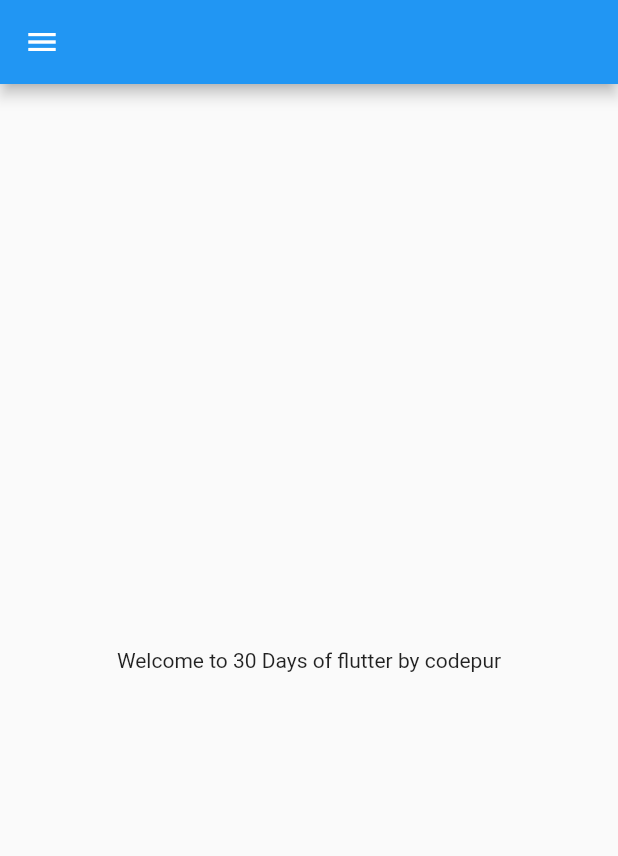
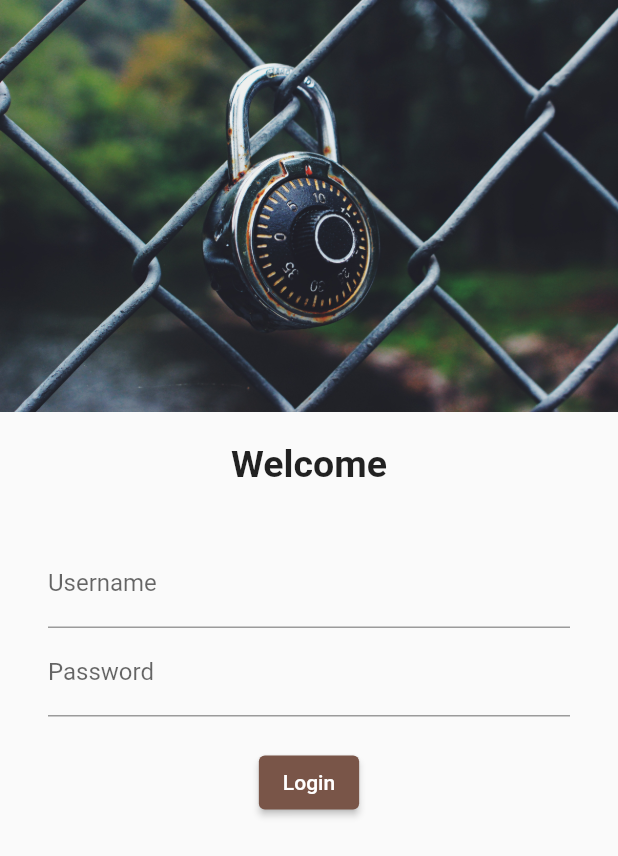
Before and after one commit to muhammad-faizan-aslam/30DaysofFlutter, a Flutter app: the screen it shows after launch, on a phone screen of 412 x 824 dp. Shown: the top 856 px of the screen. Run offline on Flutter 3.47's test engine with Material 2 defaults, Android fonts, the phone set to English and light mode, and no system bars; our stand-ins replace google_fonts; Roboto replaces fonts that are missing (Quando).

Commit message:
Day4 Completed (Image,Textformfield, sizedbox, ElevetedButton)

```diff
--- a/lib/main.dart
+++ b/lib/main.dart
@@ -1,5 +1,7 @@
 import 'package:flutter/material.dart';
-import 'package:flutter_8hour/home_page.dart';
+import 'package:flutter_8hour/pages/home_page.dart';
+import 'package:flutter_8hour/pages/login_page.dart';
+import 'package:google_fonts/google_fonts.dart';
 
 void main() {
   runApp(MyApp());
@@ -21,7 +23,24 @@ class MyApp extends StatelessWidget {
 
 
     return MaterialApp(
-      home: HomePage()
+      // home: HomePage(),
+      themeMode: ThemeMode.light,
+      // themeMode: ThemeMode.dark,
+      theme: ThemeData(
+        primarySwatch: Colors.brown,
+        // fontFamily: GoogleFonts.lato().fontFamily
+        fontFamily: GoogleFonts.quando().fontFamily
+      ),
+      darkTheme: ThemeData(
+        // brightness: Brightness.dark,
+        primarySwatch: Colors.red
+      ),
+      // initialRoute: "/home",
+      routes: {
+        "/":(context)=> LoginPage(),
+        "/home":(context)=> HomePage(),
+        "/login": (context)=> LoginPage()
+      },
     );
   }
 }
--- a/lib/home_page.dart
+++ b/lib/pages/home_page.dart
@@ -9,7 +9,9 @@ class HomePage extends StatelessWidget {
   @override
   Widget build(BuildContext context) {
     return Scaffold(
-        appBar: AppBar(),
+        appBar: AppBar(
+          title: Text("Catalog App"),
+        ),
         body: Center(
           child: Container(
           child: Text("Welcome to $days Days of flutter by $name"),),
--- /dev/null
+++ b/lib/pages/login_page.dart
@@ -0,0 +1,38 @@
+import "package:flutter/material.dart";
+
+class LoginPage extends StatelessWidget {
+  @override
+  Widget build(BuildContext context) {
+    return Scaffold(
+      body: Column(children: [
+        Image.asset("assets/images/login_image.jpg",fit: BoxFit.cover,),
+        SizedBox(height:20),
+        Text("Welcome", style:
+        TextStyle(fontSize: 25,
+                  fontWeight: FontWeight.bold,
+                  ),),
+        SizedBox(height:20),
+        Padding(
+          padding: const EdgeInsets.symmetric(vertical: 16, horizontal: 32),
+          child: Column(children: [
+            TextFormField(
+            decoration : InputDecoration(
+              hintText: "Enter username",
+              labelText: "Username"
+            )
+          ),
+          TextFormField(
+            obscureText: true,
+            decoration : InputDecoration(
+              hintText: "Enter Password",
+              labelText: "Password"
+            )
+          ),
+          SizedBox(height:20),
+          ElevatedButton(onPressed: (){}, child: Text("Login"))
+          ],),
+        )
+      ],)
+    );
+  }
+}
--- a/pubspec.yaml
+++ b/pubspec.yaml
@@ -28,6 +28,7 @@ dependencies:
   # The following adds the Cupertino Icons font to your application.
   # Use with the CupertinoIcons class for iOS style icons.
   cupertino_icons: ^1.0.2
+  google_fonts: ^2.1.0
 
 dev_dependencies:
   flutter_test:
@@ -45,8 +46,8 @@ flutter:
   uses-material-design: true
 
   # To add assets to your application, add an assets section, like this:
-  # assets:
-  #   - images/a_dot_burr.jpeg
+  assets:
+    - assets/images/
   #   - images/a_dot_ham.jpeg
 
   # An image asset can refer to one or more resolution-specific "variants", see
```
Also changed, not shown: assets/images/login_image.jpg (added), pubspec.lock.
